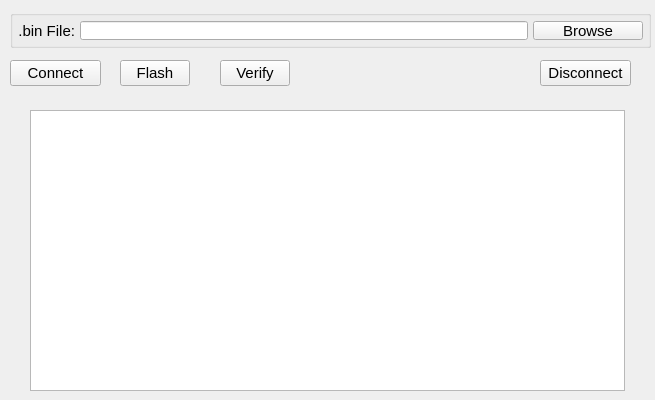
CraigLalumiere/BoatMotorBoard, file pc_com/bootloader_window.ui: the form before one commit.
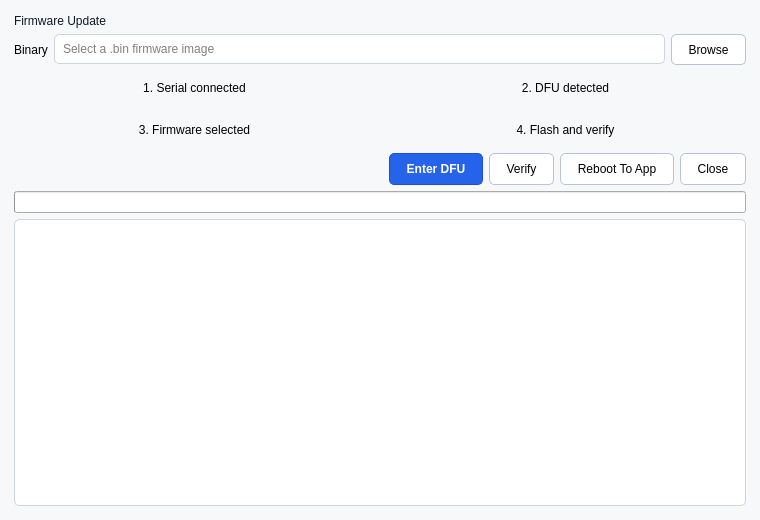
The form after the commit.

Commit message:
Improve PC GUI config and bootloader workflows
- Redesign config manager around searchable table, row-level actions, dirty state, and progress feedback
- Move bootloader logic out of pc_com.py into dedicated bootloader tool module
- Redesign bootloader dialog using .ui-driven layout and threaded DFU operations
- Add real firmware flashing progress, verify/reboot flow, and cleaner DFU logging
- Improve serial port picker with auto-refresh and connect-on-select behavior
- Add automatic COM reconnect after closing bootloader dialog
- Update README with Designer commands for editable .ui files

Diff of the .ui file:
```diff
--- a/pc_com/bootloader_window.ui
+++ b/pc_com/bootloader_window.ui
@@ -6,256 +6,311 @@
    <rect>
     <x>0</x>
     <y>0</y>
-    <width>655</width>
-    <height>400</height>
+    <width>760</width>
+    <height>520</height>
    </rect>
   </property>
+  <property name="minimumSize">
+   <size>
+    <width>760</width>
+    <height>520</height>
+   </size>
+  </property>
   <property name="windowTitle">
    <string>Form</string>
   </property>
-  <widget class="QToolButton" name="btn_boot_mode">
-   <property name="geometry">
-    <rect>
-     <x>10</x>
-     <y>60</y>
-     <width>91</width>
-     <height>26</height>
-    </rect>
+  <property name="styleSheet">
+   <string notr="true">QWidget#bootloader_window {
+    background: #f6f8fa;
+}
+QLabel#boot_title {
+    color: #0f172a;
+    font: 700 17pt "Segoe UI";
+}
+QLabel[stepState="done"] {
+    background: #dcfce7;
+    border: 1px solid #86efac;
+    color: #14532d;
+}
+QLabel[stepState="active"] {
+    background: #dbeafe;
+    border: 1px solid #93c5fd;
+    color: #1e3a8a;
+}
+QLabel[stepState="pending"] {
+    background: #ffffff;
+    border: 1px solid #cbd5e1;
+    color: #475569;
+}
+QLineEdit, QTextEdit {
+    border: 1px solid #cbd5e1;
+    border-radius: 5px;
+    padding: 6px;
+    background: #ffffff;
+}
+QToolButton {
+    border: 1px solid #b8c4d2;
+    border-radius: 5px;
+    padding: 6px 12px;
+    background: #ffffff;
+}
+QToolButton:hover {
+    background: #f1f5f9;
+}
+QToolButton#btn_primary {
+    background: #2563eb;
+    border-color: #1d4ed8;
+    color: white;
+    font-weight: 700;
+}</string>
+  </property>
+  <layout class="QVBoxLayout" name="verticalLayout">
+   <property name="leftMargin">
+    <number>14</number>
    </property>
-   <property name="minimumSize">
-    <size>
-     <width>0</width>
-     <height>0</height>
-    </size>
+   <property name="topMargin">
+    <number>14</number>
    </property>
-   <property name="font">
-    <font>
-     <pointsize>11</pointsize>
-    </font>
+   <property name="rightMargin">
+    <number>14</number>
    </property>
-   <property name="styleSheet">
-    <string notr="true"/>
+   <property name="bottomMargin">
+    <number>14</number>
    </property>
-   <property name="text">
-    <string>Connect</string>
-   </property>
-   <property name="autoRaise">
-    <bool>false</bool>
-   </property>
-  </widget>
-  <widget class="QToolButton" name="btn_flash">
-   <property name="geometry">
-    <rect>
-     <x>120</x>
-     <y>60</y>
-     <width>70</width>
-     <height>26</height>
-    </rect>
-   </property>
-   <property name="minimumSize">
-    <size>
-     <width>0</width>
-     <height>0</height>
-    </size>
-   </property>
-   <property name="font">
-    <font>
-     <pointsize>11</pointsize>
-    </font>
-   </property>
-   <property name="styleSheet">
-    <string notr="true"/>
-   </property>
-   <property name="text">
-    <string>Flash</string>
-   </property>
-   <property name="autoRaise">
-    <bool>false</bool>
-   </property>
-  </widget>
-  <widget class="QToolButton" name="btn_verify">
-   <property name="geometry">
-    <rect>
-     <x>220</x>
-     <y>60</y>
-     <width>70</width>
-     <height>26</height>
-    </rect>
-   </property>
-   <property name="minimumSize">
-    <size>
-     <width>0</width>
-     <height>0</height>
-    </size>
-   </property>
-   <property name="font">
-    <font>
-     <pointsize>11</pointsize>
-    </font>
-   </property>
-   <property name="styleSheet">
-    <string notr="true"/>
-   </property>
-   <property name="text">
-    <string>Verify</string>
-   </property>
-   <property name="autoRaise">
-    <bool>false</bool>
-   </property>
-  </widget>
-  <widget class="QGroupBox" name="gb_upper_controls_3">
-   <property name="geometry">
-    <rect>
-     <x>10</x>
-     <y>10</y>
-     <width>641</width>
-     <height>38</height>
-    </rect>
-   </property>
-   <property name="maximumSize">
-    <size>
-     <width>16777215</width>
-     <height>60</height>
-    </size>
-   </property>
-   <property name="title">
-    <string/>
-   </property>
-   <property name="flat">
-    <bool>false</bool>
-   </property>
-   <layout class="QHBoxLayout" name="horizontalLayout_10">
-    <property name="spacing">
-     <number>5</number>
-    </property>
-    <property name="leftMargin">
-     <number>5</number>
-    </property>
-    <property name="topMargin">
-     <number>5</number>
-    </property>
-    <property name="rightMargin">
-     <number>5</number>
-    </property>
-    <property name="bottomMargin">
-     <number>5</number>
-    </property>
-    <item>
-     <widget class="QLabel" name="lbl_folder_3">
-      <property name="sizePolicy">
-       <sizepolicy hsizetype="Fixed" vsizetype="Preferred">
-        <horstretch>0</horstretch>
-        <verstretch>0</verstretch>
-       </sizepolicy>
-      </property>
-      <property name="font">
-       <font>
-        <pointsize>11</pointsize>
-       </font>
-      </property>
-      <property name="text">
-       <string>.bin File:</string>
-      </property>
-      <property name="alignment">
-       <set>Qt::AlignmentFlag::AlignRight|Qt::AlignmentFlag::AlignTrailing|Qt::AlignmentFlag::AlignVCenter</set>
-      </property>
-     </widget>
-    </item>
-    <item>
-     <widget class="QLineEdit" name="bin_file_path">
-      <property name="font">
-       <font>
-        <family>MS Shell Dlg 2</family>
-        <pointsize>11</pointsize>
-       </font>
-      </property>
-     </widget>
-    </item>
-    <item>
-     <widget class="QToolButton" name="btn_browse_path">
-      <property name="minimumSize">
-       <size>
-        <width>110</width>
-        <height>0</height>
-       </size>
-      </property>
-      <property name="font">
-       <font>
-        <pointsize>11</pointsize>
-       </font>
-      </property>
-      <property name="styleSheet">
-       <string notr="true"/>
-      </property>
-      <property name="text">
-       <string>Browse</string>
-      </property>
-      <property name="autoRaise">
-       <bool>false</bool>
-      </property>
-     </widget>
-    </item>
-   </layout>
-  </widget>
-  <widget class="QTextEdit" name="boot_txt_log">
-   <property name="geometry">
-    <rect>
-     <x>30</x>
-     <y>110</y>
-     <width>595</width>
-     <height>281</height>
-    </rect>
-   </property>
-   <property name="font">
-    <font>
-     <family>Consolas</family>
-     <pointsize>11</pointsize>
-    </font>
-   </property>
-   <property name="readOnly">
-    <bool>true</bool>
-   </property>
-   <property name="html">
-    <string>&lt;!DOCTYPE HTML PUBLIC &quot;-//W3C//DTD HTML 4.0//EN&quot; &quot;http://www.w3.org/TR/REC-html40/strict.dtd&quot;&gt;
-&lt;html&gt;&lt;head&gt;&lt;meta name=&quot;qrichtext&quot; content=&quot;1&quot; /&gt;&lt;meta charset=&quot;utf-8&quot; /&gt;&lt;style type=&quot;text/css&quot;&gt;
-p, li { white-space: pre-wrap; }
-hr { height: 1px; border-width: 0; }
-li.unchecked::marker { content: &quot;\2610&quot;; }
-li.checked::marker { content: &quot;\2612&quot;; }
-&lt;/style&gt;&lt;/head&gt;&lt;body style=&quot; font-family:'Consolas'; font-size:11pt; font-weight:400; font-style:normal;&quot;&gt;
-&lt;p style=&quot;-qt-paragraph-type:empty; margin-top:0px; margin-bottom:0px; margin-left:0px; margin-right:0px; -qt-block-indent:0; text-indent:0px;&quot;&gt;&lt;br /&gt;&lt;/p&gt;&lt;/body&gt;&lt;/html&gt;</string>
-   </property>
-  </widget>
-  <widget class="QToolButton" name="btn_bl_disconnect">
-   <property name="geometry">
-    <rect>
-     <x>540</x>
-     <y>60</y>
-     <width>91</width>
-     <height>26</height>
-    </rect>
-   </property>
-   <property name="minimumSize">
-    <size>
-     <width>0</width>
-     <height>0</height>
-    </size>
-   </property>
-   <property name="font">
-    <font>
-     <pointsize>11</pointsize>
-    </font>
-   </property>
-   <property name="styleSheet">
-    <string notr="true"/>
-   </property>
-   <property name="text">
-    <string>Disconnect</string>
-   </property>
-   <property name="autoRaise">
-    <bool>false</bool>
-   </property>
-  </widget>
+   <item>
+    <widget class="QLabel" name="boot_title">
+     <property name="text">
+      <string>Firmware Update</string>
+     </property>
+    </widget>
+   </item>
+   <item>
+    <layout class="QHBoxLayout" name="fileLayout">
+     <item>
+      <widget class="QLabel" name="lbl_binary">
+       <property name="text">
+        <string>Binary</string>
+       </property>
+      </widget>
+     </item>
+     <item>
+      <widget class="QLineEdit" name="bin_file_path">
+       <property name="placeholderText">
+        <string>Select a .bin firmware image</string>
+       </property>
+      </widget>
+     </item>
+     <item>
+      <widget class="QToolButton" name="btn_browse_path">
+       <property name="text">
+        <string>Browse</string>
+       </property>
+       <property name="autoRaise">
+        <bool>false</bool>
+       </property>
+      </widget>
+     </item>
+    </layout>
+   </item>
+   <item>
+    <layout class="QGridLayout" name="stepsLayout">
+     <property name="horizontalSpacing">
+      <number>10</number>
+     </property>
+     <property name="verticalSpacing">
+      <number>8</number>
+     </property>
+     <item row="0" column="0">
+      <widget class="QLabel" name="lbl_step_serial">
+       <property name="minimumSize">
+        <size>
+         <width>0</width>
+         <height>34</height>
+        </size>
+       </property>
+       <property name="text">
+        <string>1. Serial connected</string>
+       </property>
+       <property name="alignment">
+        <set>Qt::AlignmentFlag::AlignCenter</set>
+       </property>
+       <property name="stepState" stdset="0">
+        <string>pending</string>
+       </property>
+      </widget>
+     </item>
+     <item row="0" column="1">
+      <widget class="QLabel" name="lbl_step_dfu">
+       <property name="minimumSize">
+        <size>
+         <width>0</width>
+         <height>34</height>
+        </size>
+       </property>
+       <property name="text">
+        <string>2. DFU detected</string>
+       </property>
+       <property name="alignment">
+        <set>Qt::AlignmentFlag::AlignCenter</set>
+       </property>
+       <property name="stepState" stdset="0">
+        <string>pending</string>
+       </property>
+      </widget>
+     </item>
+     <item row="1" column="0">
+      <widget class="QLabel" name="lbl_step_file">
+       <property name="minimumSize">
+        <size>
+         <width>0</width>
+         <height>34</height>
+        </size>
+       </property>
+       <property name="text">
+        <string>3. Firmware selected</string>
+       </property>
+       <property name="alignment">
+        <set>Qt::AlignmentFlag::AlignCenter</set>
+       </property>
+       <property name="stepState" stdset="0">
+        <string>pending</string>
+       </property>
+      </widget>
+     </item>
+     <item row="1" column="1">
+      <widget class="QLabel" name="lbl_step_flash">
+       <property name="minimumSize">
+        <size>
+         <width>0</width>
+         <height>34</height>
+        </size>
+       </property>
+       <property name="text">
+        <string>4. Flash and verify</string>
+       </property>
+       <property name="alignment">
+        <set>Qt::AlignmentFlag::AlignCenter</set>
+       </property>
+       <property name="stepState" stdset="0">
+        <string>pending</string>
+       </property>
+      </widget>
+     </item>
+    </layout>
+   </item>
+   <item>
+    <layout class="QHBoxLayout" name="buttonLayout">
+     <item>
+      <spacer name="buttonSpacer">
+       <property name="orientation">
+        <enum>Qt::Orientation::Horizontal</enum>
+       </property>
+       <property name="sizeHint" stdset="0">
+        <size>
+         <width>40</width>
+         <height>20</height>
+        </size>
+       </property>
+      </spacer>
+     </item>
+     <item>
+      <widget class="QToolButton" name="btn_primary">
+       <property name="minimumSize">
+        <size>
+         <width>0</width>
+         <height>32</height>
+        </size>
+       </property>
+       <property name="text">
+        <string>Enter DFU</string>
+       </property>
+       <property name="autoRaise">
+        <bool>false</bool>
+       </property>
+      </widget>
+     </item>
+     <item>
+      <widget class="QToolButton" name="btn_verify">
+       <property name="minimumSize">
+        <size>
+         <width>0</width>
+         <height>32</height>
+        </size>
+       </property>
+       <property name="text">
+        <string>Verify</string>
+       </property>
+       <property name="autoRaise">
+        <bool>false</bool>
+       </property>
+      </widget>
+     </item>
+     <item>
+      <widget class="QToolButton" name="btn_reboot">
+       <property name="minimumSize">
+        <size>
+         <width>0</width>
+         <height>32</height>
+        </size>
+       </property>
+       <property name="text">
+        <string>Reboot To App</string>
+       </property>
+       <property name="autoRaise">
+        <bool>false</bool>
+       </property>
+      </widget>
+     </item>
+     <item>
+      <widget class="QToolButton" name="btn_close">
+       <property name="minimumSize">
+        <size>
+         <width>0</width>
+         <height>32</height>
+        </size>
+       </property>
+       <property name="text">
+        <string>Close</string>
+       </property>
+       <property name="autoRaise">
+        <bool>false</bool>
+       </property>
+      </widget>
+     </item>
+    </layout>
+   </item>
+   <item>
+    <widget class="QProgressBar" name="progress_boot">
+     <property name="maximum">
+      <number>1</number>
+     </property>
+     <property name="value">
+      <number>0</number>
+     </property>
+     <property name="textVisible">
+      <bool>false</bool>
+     </property>
+    </widget>
+   </item>
+   <item>
+    <widget class="QTextEdit" name="boot_txt_log">
+     <property name="font">
+      <font>
+       <family>Consolas</family>
+      </font>
+     </property>
+     <property name="minimumSize">
+      <size>
+       <width>0</width>
+       <height>230</height>
+      </size>
+     </property>
+     <property name="readOnly">
+      <bool>true</bool>
+     </property>
+    </widget>
+   </item>
+  </layout>
  </widget>
  <resources/>
  <connections/>
```
Left out of the diff: 2 changed lines with no effect on the pictures. The commit also changes 11 other files.
